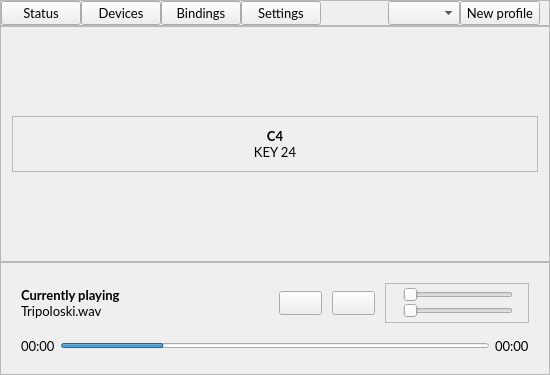
Old version of the form mainwindow.ui in the repository Frewacom/midi-soundboard.
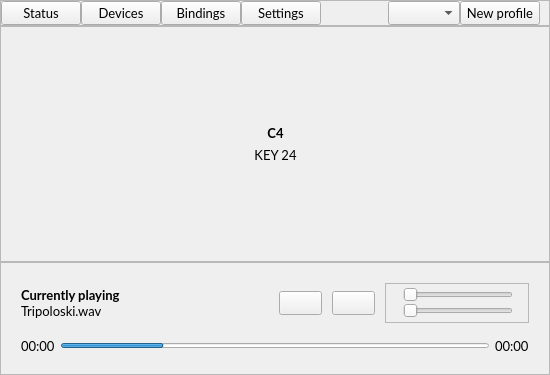
New version of the form. Icons and pictures are not drawn.

Patch:
```diff
--- a/mainwindow.ui
+++ b/mainwindow.ui
@@ -220,32 +220,38 @@
             </spacer>
            </item>
            <item>
-            <widget class="QFrame" name="StatusPressedFrame">
-             <property name="sizePolicy">
-              <sizepolicy hsizetype="Preferred" vsizetype="Preferred">
-               <horstretch>0</horstretch>
-               <verstretch>0</verstretch>
-              </sizepolicy>
-             </property>
-             <property name="minimumSize">
+            <layout class="QHBoxLayout" name="horizontalLayout_5">
+             <item>
+              <spacer name="horizontalSpacer_3">
+               <property name="orientation">
+                <enum>Qt::Horizontal</enum>
+               </property>
+               <property name="sizeHint" stdset="0">
               <size>
-               <width>0</width>
-               <height>0</height>
-              </size>
-             </property>
-             <property name="frameShape">
-              <enum>QFrame::StyledPanel</enum>
-             </property>
-             <property name="frameShadow">
-              <enum>QFrame::Raised</enum>
-             </property>
-             <property name="lineWidth">
-              <number>1</number>
-             </property>
+                 <width>40</width>
+                 <height>20</height>
+                </size>
+               </property>
+              </spacer>
+             </item>
+             <item>
+              <widget class="QLabel" name="StatusPressIndicatorDown">
+               <property name="text">
+                <string/>
+               </property>
+               <property name="pixmap">
+                <pixmap resource="resources.qrc">:/icons/down-arrow-off.svg</pixmap>
+               </property>
+               <property name="scaledContents">
+                <bool>false</bool>
+               </property>
+               <property name="alignment">
+                <set>Qt::AlignRight|Qt::AlignTrailing|Qt::AlignVCenter</set>
+               </property>
+              </widget>
+             </item>
+             <item>
              <layout class="QVBoxLayout" name="verticalLayout_12">
-              <property name="spacing">
-               <number>0</number>
-              </property>
               <item>
                <widget class="QLabel" name="StatusPressedChord">
                 <property name="font">
@@ -274,7 +280,37 @@
                </widget>
               </item>
              </layout>
-            </widget>
+             </item>
+             <item>
+              <widget class="QLabel" name="StatusPressIndicatorUp">
+               <property name="text">
+                <string/>
+               </property>
+               <property name="pixmap">
+                <pixmap resource="resources.qrc">:/icons/up-arrow-off.svg</pixmap>
+               </property>
+               <property name="scaledContents">
+                <bool>false</bool>
+               </property>
+               <property name="alignment">
+                <set>Qt::AlignLeading|Qt::AlignLeft|Qt::AlignVCenter</set>
+               </property>
+              </widget>
+             </item>
+             <item>
+              <spacer name="horizontalSpacer_4">
+               <property name="orientation">
+                <enum>Qt::Horizontal</enum>
+               </property>
+               <property name="sizeHint" stdset="0">
+                <size>
+                 <width>40</width>
+                 <height>20</height>
+                </size>
+               </property>
+              </spacer>
+             </item>
+            </layout>
            </item>
            <item>
             <spacer name="verticalSpacer">
```
Left out of the diff: 18 changed lines with no effect on the pictures. Lines whose indentation alone changed are shown as unchanged.
